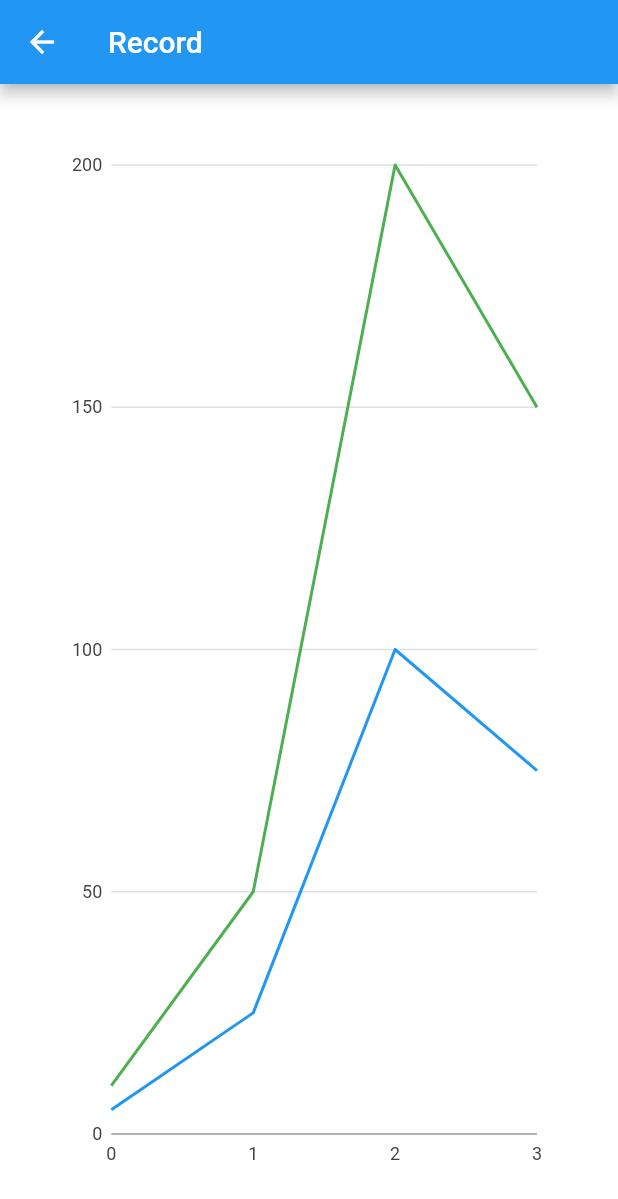
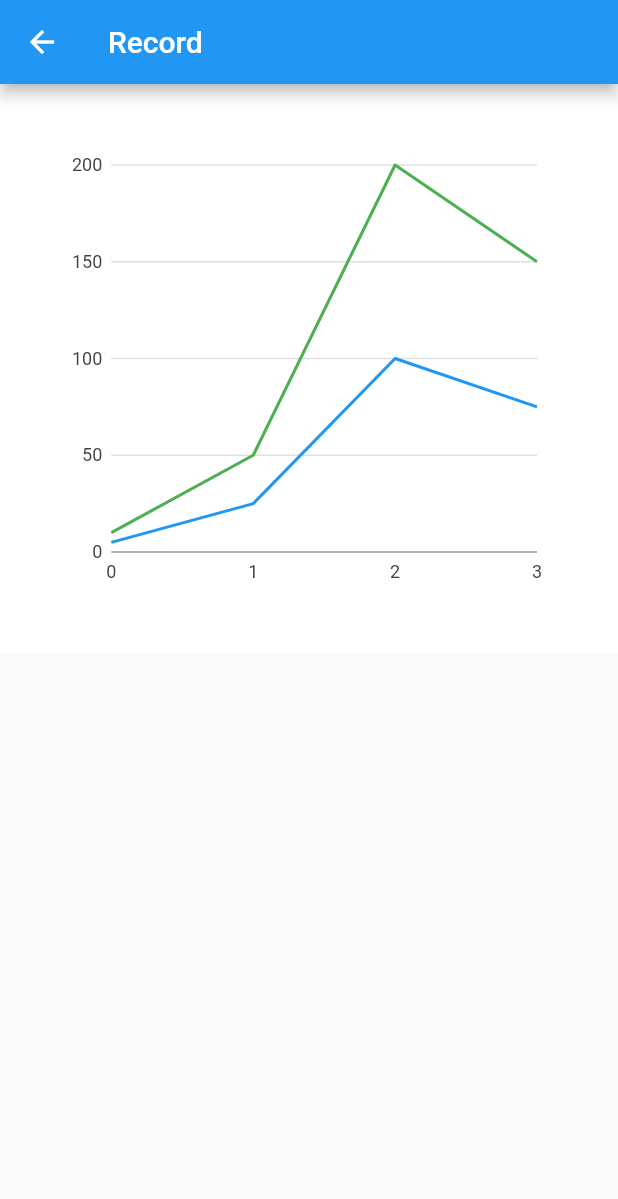
Before and after one commit to infinite2009/workout-record, a Flutter app: the AreaAndLineChart screen opened by its route, on a phone screen of 412 x 824 dp. Shown: the top 1199 px of the screen. Run offline on Flutter 3.47's test engine with Material 2 defaults, Android fonts, the phone set to English and light mode, and no system bars; our stand-ins replace charts_flutter.

```diff
--- a/lib/views/record/record.dart
+++ b/lib/views/record/record.dart
@@ -26,7 +26,10 @@ class AreaAndLineChart extends StatelessWidget {
         body: new Container(
           padding: EdgeInsets.all(40.0),
           color: Colors.white,
-        child: new charts.LineChart(
+          child: SingleChildScrollView(
+            child: new Column(
+              children: <Widget>[
+                new charts.LineChart(
                   seriesList,
                   animate: animate,
                   customSeriesRenderers: [
@@ -38,8 +41,10 @@ class AreaAndLineChart extends StatelessWidget {
                     ),
                   ],
                 ),
-      )
-    );
+              ],
+            ),
+          ),
+        ));
   }
 
   /// Create one series with sample hard coded data.
```
Also changed, not shown: 1 other file. Lines whose indentation alone changed are shown as unchanged.
